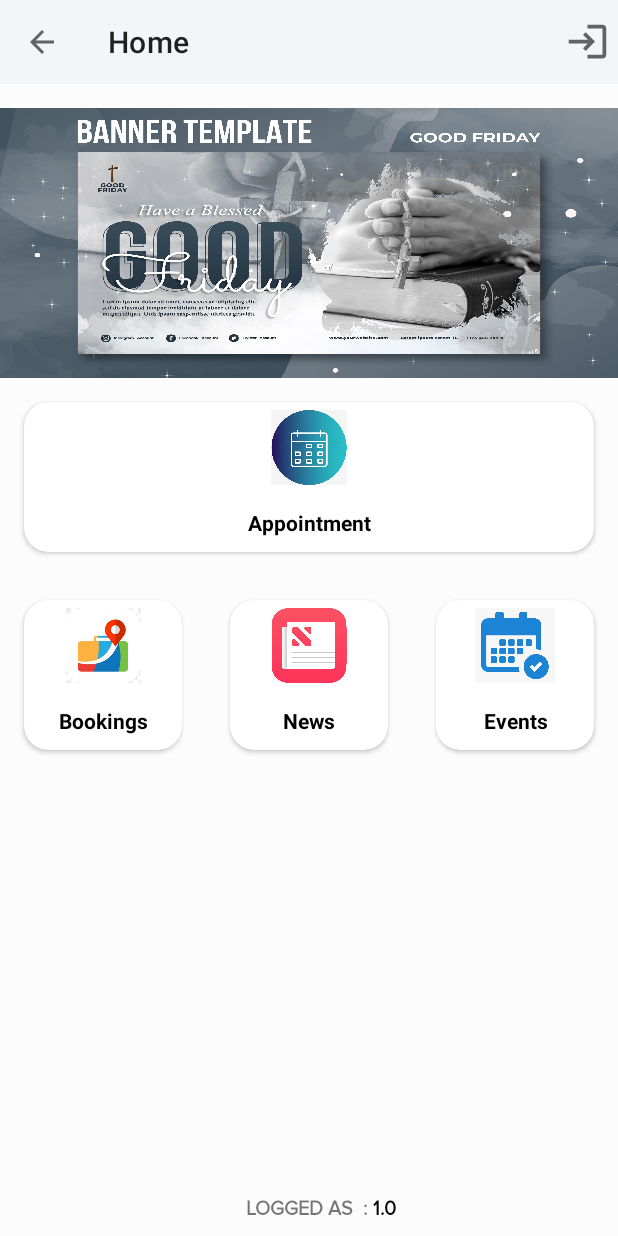
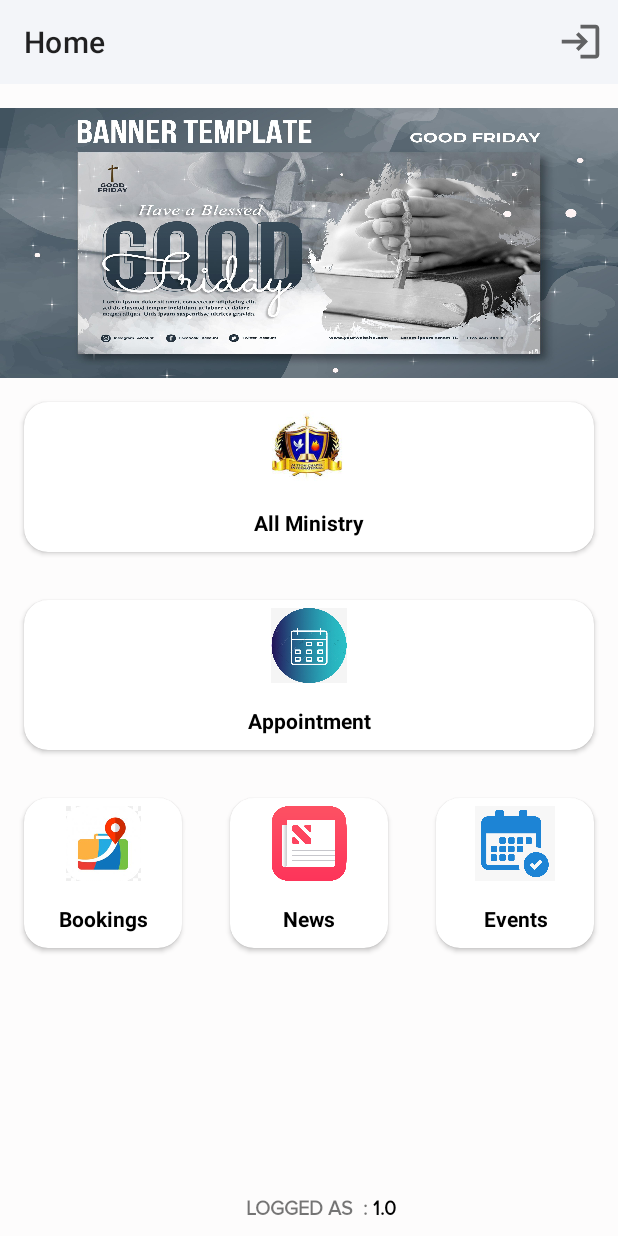
Before and after one commit to sreeragsree/ChurchManagagement, an Android app: the MainActivity screen opened directly, with no data from a screen before it, on a phone screen of 412 x 824 dp. Run offline under Robolectric (Android 15) with nearby library versions, the phone set to English and light mode, and no system bars; libraries missing offline, so code that uses them is left out: io.realm; 3 statements that could not run were skipped.

Commit message:
Sree Commit2

```diff
--- a/app/src/main/java/com/example/churchmanagement/Advertisement/AdvertisementActivity.java
+++ b/app/src/main/java/com/example/churchmanagement/Advertisement/AdvertisementActivity.java
@@ -29,7 +29,7 @@ public class AdvertisementActivity extends BaseActivity {
     }
 
     private void initViews(ActivityAdvertisementBinding binding, Login loginfo) {
-        Toast.makeText(this,   loginfo.getRole(), Toast.LENGTH_SHORT).show();
+
 
     }
 }
--- a/app/src/main/java/com/example/churchmanagement/Appointment/AppointmentActivity.java
+++ b/app/src/main/java/com/example/churchmanagement/Appointment/AppointmentActivity.java
@@ -1,6 +1,4 @@
 package com.example.churchmanagement.Appointment;
-
-import androidx.appcompat.app.AppCompatActivity;
 
 import android.os.Bundle;
 import android.view.View;
@@ -9,7 +7,6 @@ import com.example.churchmanagement.Authentication.Login;
 import com.example.churchmanagement.Authentication.LoginDB;
 import com.example.churchmanagement.BaseActivity;
 import com.example.churchmanagement.databinding.ActivityAppointmentBinding;
-import com.example.churchmanagement.databinding.ActivityMainBinding;
 import com.example.churchmanagement.utils.ActionBarUtils;
 import com.example.churchmanagement.utils.Utils;
 
--- a/app/src/main/java/com/example/churchmanagement/Authentication/AllMemberAdapter.java
+++ b/app/src/main/java/com/example/churchmanagement/Authentication/AllMemberAdapter.java
@@ -35,9 +35,9 @@ public class AllMemberAdapter extends RecyclerView.Adapter<AllMemberAdapter.View
     @Override
     public void onBindViewHolder(@NonNull AllMemberAdapter.ViewHolder holder, int position) {
         AllMember member=allMembers.get(position);
-        holder.rowXmlViewBinding.memName.setText("Name :"+member.getName());
-        holder.rowXmlViewBinding.memEmail.setText("Email :"+member.getEmail());
-        holder.rowXmlViewBinding.memPhone.setText("Mobile :"+member.getMobile());
+        holder.rowXmlViewBinding.memName.setText("Name : "+member.getName());
+        holder.rowXmlViewBinding.memEmail.setText("Email : "+member.getEmail());
+        holder.rowXmlViewBinding.memPhone.setText("Mobile : "+member.getMobile());
 
     }
 
--- a/app/src/main/java/com/example/churchmanagement/MainActivity.java
+++ b/app/src/main/java/com/example/churchmanagement/MainActivity.java
@@ -25,24 +25,22 @@ import com.example.churchmanagement.utils.Utils;
 public class MainActivity extends BaseActivity implements View.OnClickListener {
 
     ActivityMainBinding binding;
-    ImageView textView;
     @Override
     protected void onCreate(Bundle savedInstanceState) {
         super.onCreate(savedInstanceState);
         binding = ActivityMainBinding.inflate(getLayoutInflater());
         View view = binding.getRoot();
         setContentView(view);
-        textView=view.findViewById(R.id.logout);
         setTitle("Home");
-        ActionBarUtils.setActionBar(this, true);
+        ActionBarUtils.setActionBar(this, false);
         Login loginfo = new LoginDB().getData(Utils.getSharedPreference().getString("username", "st"));
         initViews(binding, loginfo);
     }
 
     private void initViews(ActivityMainBinding binding, Login loginfo) {
-
+        binding.tbMain.logout.setVisibility(View.VISIBLE);
         binding.masterData.setOnClickListener(this);
-        textView.setOnClickListener(this);
+        binding.tbMain.logout.setOnClickListener(this);
         binding.members.setOnClickListener(this);
         binding.advertisement.setOnClickListener(this);
         binding.appointment.setOnClickListener(this);
@@ -52,7 +50,6 @@ public class MainActivity extends BaseActivity implements View.OnClickListener {
 
 
         if (!Utils.getSharedPreference().getString("username", "").equalsIgnoreCase("admin@gmail.com")) {
-            binding.masterData.setVisibility(View.GONE);
             binding.members.setVisibility(View.GONE);
             binding.advertisement.setVisibility(View.GONE);
             binding.donations.setVisibility(View.GONE);
--- a/app/src/main/java/com/example/churchmanagement/Ministry/AllMinistry.java
+++ b/app/src/main/java/com/example/churchmanagement/Ministry/AllMinistry.java
@@ -4,7 +4,6 @@ import com.google.gson.annotations.Expose;
 import com.google.gson.annotations.SerializedName;
 
 public class AllMinistry {
-
 
     @SerializedName("id")
     @Expose
--- a/app/src/main/res/drawable/circularbordersolidbottom.xml
+++ b/app/src/main/res/drawable/circularbordersolidbottom.xml
@@ -2,7 +2,7 @@
 <selector xmlns:android="http://schemas.android.com/apk/res/android">
     <item>
         <shape android:shape="rectangle">
-            <solid android:color="#ffffff" />
+            <solid android:color="@color/bg_color" />
             <corners android:bottomRightRadius="20dp" android:bottomLeftRadius="20dp" />
         </shape>
     </item>
--- a/app/src/main/res/drawable/circularbordersolidtop.xml
+++ b/app/src/main/res/drawable/circularbordersolidtop.xml
@@ -2,7 +2,7 @@
 <selector xmlns:android="http://schemas.android.com/apk/res/android">
     <item>
         <shape android:shape="rectangle">
-            <solid android:color="#ffffff" />
+            <solid android:color="@color/bg_color" />
             <corners android:topRightRadius="20dp" android:topLeftRadius="20dp" />
         </shape>
     </item>
--- a/app/src/main/res/layout/activity_main.xml
+++ b/app/src/main/res/layout/activity_main.xml
@@ -8,7 +8,9 @@
     android:orientation="vertical"
     tools:context=".MainActivity">
 
-    <include layout="@layout/toolbar_custom" />
+    <include
+        android:id="@+id/tb_main"
+        layout="@layout/toolbar_custom" />
 
     <ImageView
         android:layout_width="match_parent"
--- a/app/src/main/res/layout/toolbar_custom.xml
+++ b/app/src/main/res/layout/toolbar_custom.xml
@@ -18,10 +18,11 @@
 
             <ImageView
                 android:id="@+id/logout"
+                android:visibility="gone"
+                android:layout_width="50dp"
+                android:layout_height="50dp"
                 android:layout_gravity="end"
-                android:layout_width="30dp"
-                android:layout_marginEnd="5dp"
-                android:layout_height="30dp"
+                android:padding="10dp"
                 android:src="@drawable/ic_baseline_login_24" />
 
         </androidx.appcompat.widget.Toolbar>
```
Also changed, not shown: app/src/main/java/com/example/churchmanagement/Authentication/LoginActivity.java (+5 -2 lines), app/src/main/java/com/example/churchmanagement/Authentication/RegisterActivity.java (+8 -6 lines), app/src/main/java/com/example/churchmanagement/Ministry/MinistryActivity.java (+81 -65 lines), app/src/main/java/com/example/churchmanagement/Ministry/MinistryAdapter.java (+19 -7 lines), app/src/main/java/com/example/churchmanagement/Retrofit/Api.java (+10 -0 lines), app/src/main/res/layout/activity_login.xml (+7 -15 lines), app/src/main/res/layout/ministry_card.xml (+10 -0 lines).
